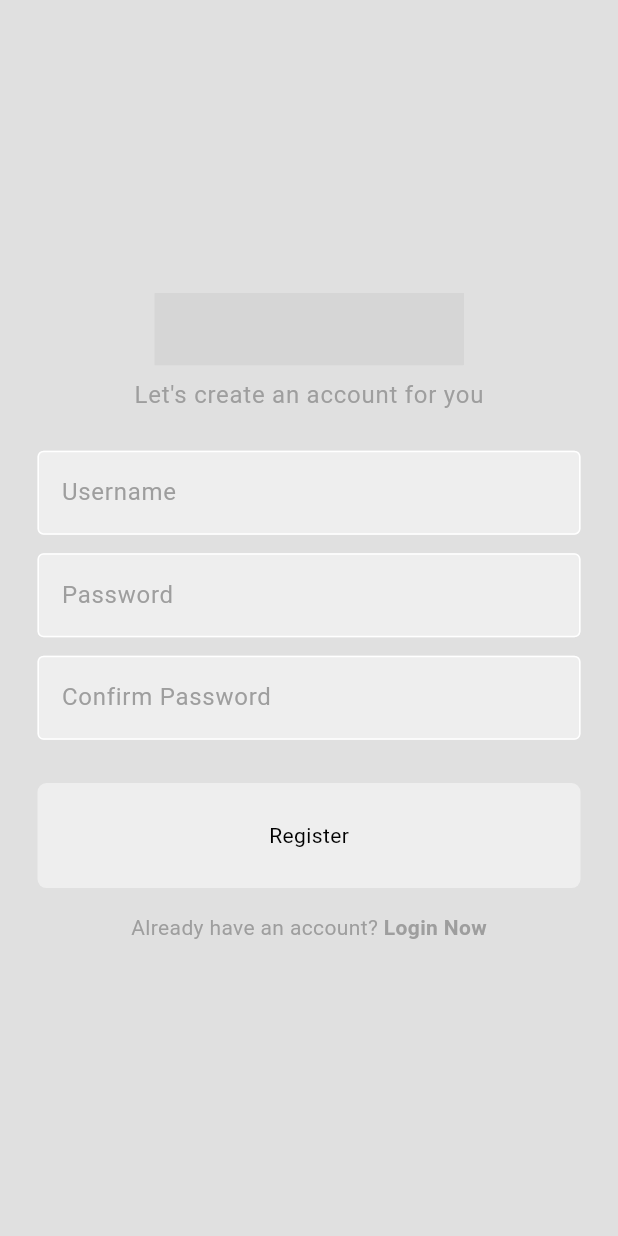
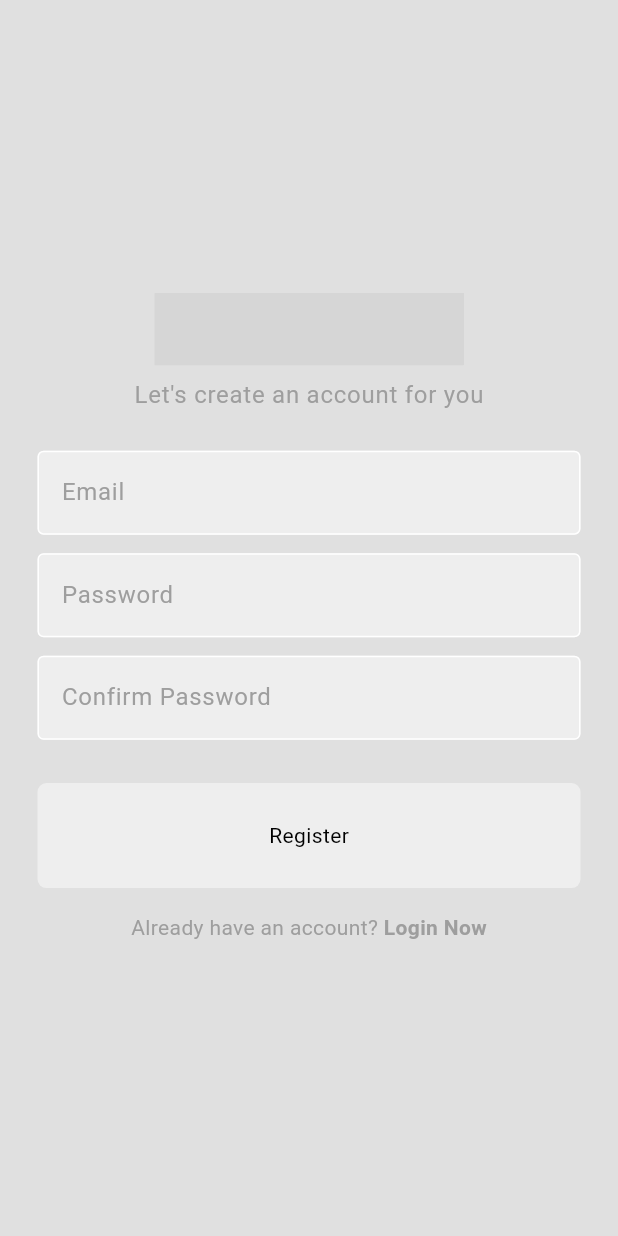
Before and after one commit to theemomo/Chat-App, a Flutter app: the RegisterPage screen opened by its route, after a tap on "Register", on a phone screen of 412 x 824 dp. Run offline on Flutter 3.47's test engine with Material 3 defaults, Android fonts, the phone set to English and light mode, and no system bars; drawn by our look-alikes of cached_network_image; our stand-ins replace firebase_auth, firebase_core, flutter_bloc; accounts and stored records are empty; network calls fail; grey boxes are pictures that could not be loaded.

Commit message:
register page logic

```diff
--- a/lib/feature/register/view/pages/register_page.dart
+++ b/lib/feature/register/view/pages/register_page.dart
@@ -1,7 +1,10 @@
 import 'package:cached_network_image/cached_network_image.dart';
+import 'package:chat_app/core/utils/route/app_routes.dart';
 import 'package:chat_app/core/views/widgets/button.dart';
 import 'package:chat_app/core/views/widgets/textfield.dart';
+import 'package:chat_app/feature/register/register_cubit/register_cubit.dart';
 import 'package:flutter/material.dart';
+import 'package:flutter_bloc/flutter_bloc.dart';
 
 class RegisterPage extends StatelessWidget {
   const RegisterPage({super.key});
@@ -35,16 +38,70 @@ class RegisterPage extends StatelessWidget {
           ),
           SizedBox(height: size.height * 0.03),
           // username textfield
-          Textfield(hint: 'Username', controller: _emailController),
+          Textfield(hint: 'Email', controller: _emailController),
           SizedBox(height: size.height * 0.015),
           // password textfield
           Textfield(hint: 'Password', isSecure: true, controller: _passwordController),
           SizedBox(height: size.height * 0.015),
           // password textfield
-          Textfield(hint: 'Confirm Password', isSecure: true, controller: _confirmPasswordController),
+          Textfield(
+            hint: 'Confirm Password',
+            isSecure: true,
+            controller: _confirmPasswordController,
+          ),
           SizedBox(height: size.height * 0.035),
           // login button
-          Button(text: "Register", onTap: () {}),
+          // Button(text: "Register", onTap: () {}),
+          BlocConsumer<RegisterCubit, RegisterState>(
+            listenWhen: (previous, current) =>
+                current is RegisterSuccessfully || current is RegisterFailure,
+            listener: (context, state) {
+              if (state is RegisterSuccessfully) {
+                Navigator.pushNamedAndRemoveUntil(context, AppRoutes.homeRoute, (route) => false);
+              } else if (state is RegisterFailure) {
+                ScaffoldMessenger.of(context).showSnackBar(SnackBar(content: Text(state.message)));
+              }
+            },
+            buildWhen: (previous, current) =>
+                current is RegisterLoading || current is RegisterSuccessfully,
+            builder: (context, state) {
+              if (state is RegisterLoading) {
+                return const CircularProgressIndicator.adaptive();
+              } else if (state is RegisterSuccessfully) {
+                return Center(
+                  child: TextButton(
+                    onPressed: () {
+                      Navigator.pushNamedAndRemoveUntil(
+                        context,
+                        AppRoutes.homeRoute,
+                        (route) => false,
+                      );
+                    },
+                    child: const Text("Login Successful, proceed to home"),
+                  ),
+                );
+              }
+              return Button(
+                text: "Register",
+                onTap: () {
+                  debugPrint("Register pressed");
+                  debugPrint(_emailController.text);
+                  debugPrint(_passwordController.text);
+                  if (_passwordController.text.isNotEmpty &&
+                      _emailController.text.isNotEmpty &&
+                      _confirmPasswordController.text.isNotEmpty) {
+                    if (_passwordController.text == _confirmPasswordController.text) {
+                      BlocProvider.of<RegisterCubit>(
+                        context,
+                      ).register(_emailController.text, _passwordController.text);
+                    }else{
+                      ScaffoldMessenger.of(context).showSnackBar(SnackBar(content: Text("Passwords do not match")));
+                    }
+                  }
+                },
+              );
+            },
+          ),
           SizedBox(height: size.height * 0.02),
           // login now
           GestureDetector(
```
